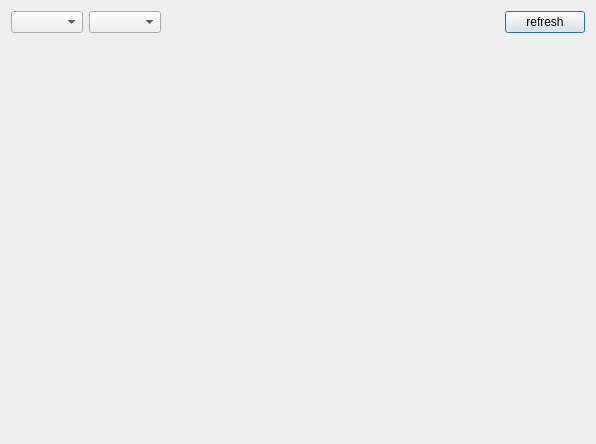
This is gui/plotdialog.ui in linlintaotao/trident3.0 as Qt 5 draws it before an edit. The edited form follows.
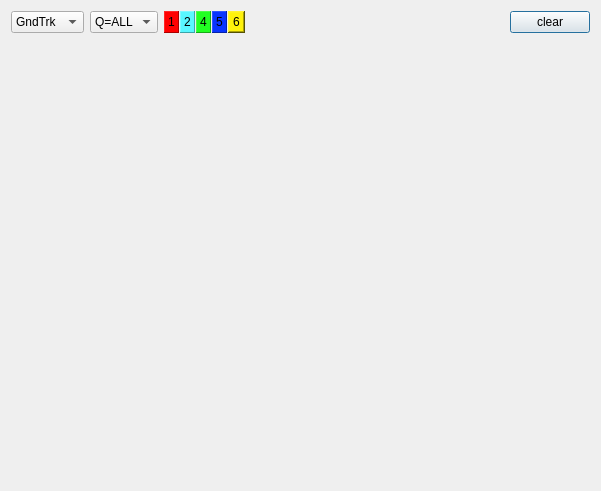
This is the edited form.

```diff
--- a/gui/plotdialog.ui
+++ b/gui/plotdialog.ui
@@ -6,10 +6,22 @@
    <rect>
     <x>0</x>
     <y>0</y>
-    <width>596</width>
-    <height>444</height>
+    <width>601</width>
+    <height>491</height>
    </rect>
   </property>
+  <property name="sizePolicy">
+   <sizepolicy hsizetype="Preferred" vsizetype="Preferred">
+    <horstretch>0</horstretch>
+    <verstretch>0</verstretch>
+   </sizepolicy>
+  </property>
+  <property name="minimumSize">
+   <size>
+    <width>0</width>
+    <height>0</height>
+   </size>
+  </property>
   <property name="windowTitle">
    <string>Dialog</string>
   </property>
@@ -22,6 +34,21 @@
      <property name="frame">
       <bool>true</bool>
      </property>
+     <item>
+      <property name="text">
+       <string>GndTrk</string>
+      </property>
+     </item>
+     <item>
+      <property name="text">
+       <string>Position</string>
+      </property>
+     </item>
+     <item>
+      <property name="text">
+       <string>State</string>
+      </property>
+     </item>
     </widget>
    </item>
    <item row="0" column="1">
@@ -29,13 +56,166 @@
      <property name="editable">
       <bool>false</bool>
      </property>
+     <item>
+      <property name="text">
+       <string>Q=ALL</string>
+      </property>
+     </item>
+     <item>
+      <property name="text">
+       <string>Q=1</string>
+      </property>
+     </item>
+     <item>
+      <property name="text">
+       <string>Q=2</string>
+      </property>
+     </item>
+     <item>
+      <property name="text">
+       <string>Q=4</string>
+      </property>
+     </item>
+     <item>
+      <property name="text">
+       <string>Q=5</string>
+      </property>
+     </item>
+     <item>
+      <property name="text">
+       <string>Q=6</string>
+      </property>
+     </item>
     </widget>
    </item>
    <item row="0" column="2">
+    <layout class="QHBoxLayout" name="horizontalLayout_2">
+     <property name="spacing">
+      <number>1</number>
+     </property>
+     <property name="sizeConstraint">
+      <enum>QLayout::SetFixedSize</enum>
+     </property>
+     <item>
+      <widget class="QLabel" name="label">
+       <property name="sizePolicy">
+        <sizepolicy hsizetype="Fixed" vsizetype="Preferred">
+         <horstretch>0</horstretch>
+         <verstretch>0</verstretch>
+        </sizepolicy>
+       </property>
+       <property name="styleSheet">
+        <string notr="true">background-color: rgb(255, 0, 0);</string>
+       </property>
+       <property name="frameShape">
+        <enum>QFrame::Panel</enum>
+       </property>
+       <property name="frameShadow">
+        <enum>QFrame::Raised</enum>
+       </property>
+       <property name="text">
+        <string>1</string>
+       </property>
+      </widget>
+     </item>
+     <item>
+      <widget class="QLabel" name="label_2">
+       <property name="sizePolicy">
+        <sizepolicy hsizetype="Fixed" vsizetype="Preferred">
+         <horstretch>0</horstretch>
+         <verstretch>0</verstretch>
+        </sizepolicy>
+       </property>
+       <property name="styleSheet">
+        <string notr="true">background-color: rgb(89, 247, 255);</string>
+       </property>
+       <property name="frameShape">
+        <enum>QFrame::Panel</enum>
+       </property>
+       <property name="frameShadow">
+        <enum>QFrame::Raised</enum>
+       </property>
+       <property name="text">
+        <string>2</string>
+       </property>
+      </widget>
+     </item>
+     <item>
+      <widget class="QLabel" name="label_3">
+       <property name="sizePolicy">
+        <sizepolicy hsizetype="Fixed" vsizetype="Preferred">
+         <horstretch>0</horstretch>
+         <verstretch>0</verstretch>
+        </sizepolicy>
+       </property>
+       <property name="styleSheet">
+        <string notr="true">background-color: rgb(34, 255, 35);</string>
+       </property>
+       <property name="frameShape">
+        <enum>QFrame::Panel</enum>
+       </property>
+       <property name="frameShadow">
+        <enum>QFrame::Raised</enum>
+       </property>
+       <property name="text">
+        <string>4</string>
+       </property>
+      </widget>
+     </item>
+     <item>
+      <widget class="QLabel" name="label_4">
+       <property name="sizePolicy">
+        <sizepolicy hsizetype="Fixed" vsizetype="Preferred">
+         <horstretch>0</horstretch>
+         <verstretch>0</verstretch>
+        </sizepolicy>
+       </property>
+       <property name="styleSheet">
+        <string notr="true">background-color: rgb(9, 52, 255);</string>
+       </property>
+       <property name="frameShape">
+        <enum>QFrame::Panel</enum>
+       </property>
+       <property name="frameShadow">
+        <enum>QFrame::Raised</enum>
+       </property>
+       <property name="text">
+        <string>5</string>
+       </property>
+      </widget>
+     </item>
+     <item>
+      <widget class="QLabel" name="label_5">
+       <property name="sizePolicy">
+        <sizepolicy hsizetype="Fixed" vsizetype="Preferred">
+         <horstretch>0</horstretch>
+         <verstretch>0</verstretch>
+        </sizepolicy>
+       </property>
+       <property name="styleSheet">
+        <string notr="true">background-color: rgb(255, 242, 11);</string>
+       </property>
+       <property name="frameShape">
+        <enum>QFrame::WinPanel</enum>
+       </property>
+       <property name="frameShadow">
+        <enum>QFrame::Raised</enum>
+       </property>
+       <property name="text">
+        <string>6</string>
+       </property>
+      </widget>
+     </item>
+    </layout>
+   </item>
+   <item row="0" column="3">
     <spacer name="horizontalSpacer">
      <property name="orientation">
       <enum>Qt::Horizontal</enum>
      </property>
+     <property name="sizeType">
+      <enum>QSizePolicy::Expanding</enum>
+     </property>
      <property name="sizeHint" stdset="0">
       <size>
        <width>40</width>
@@ -44,14 +224,14 @@
      </property>
     </spacer>
    </item>
-   <item row="0" column="3">
+   <item row="0" column="4">
     <widget class="QPushButton" name="refresh">
      <property name="text">
-      <string>refresh</string>
+      <string>clear</string>
      </property>
     </widget>
    </item>
-   <item row="1" column="0" colspan="4">
+   <item row="1" column="0" colspan="5">
     <widget class="QWidget" name="widget" native="true"/>
    </item>
   </layout>
```
Left out of the diff: 7 changed lines with no effect on the pictures.
